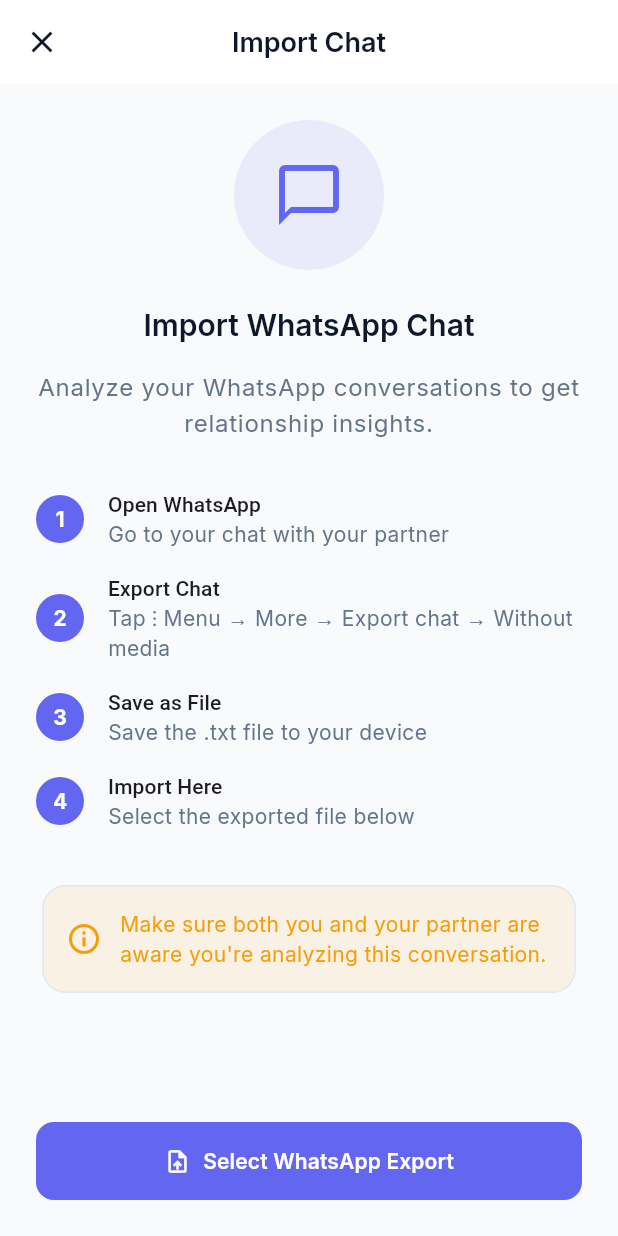
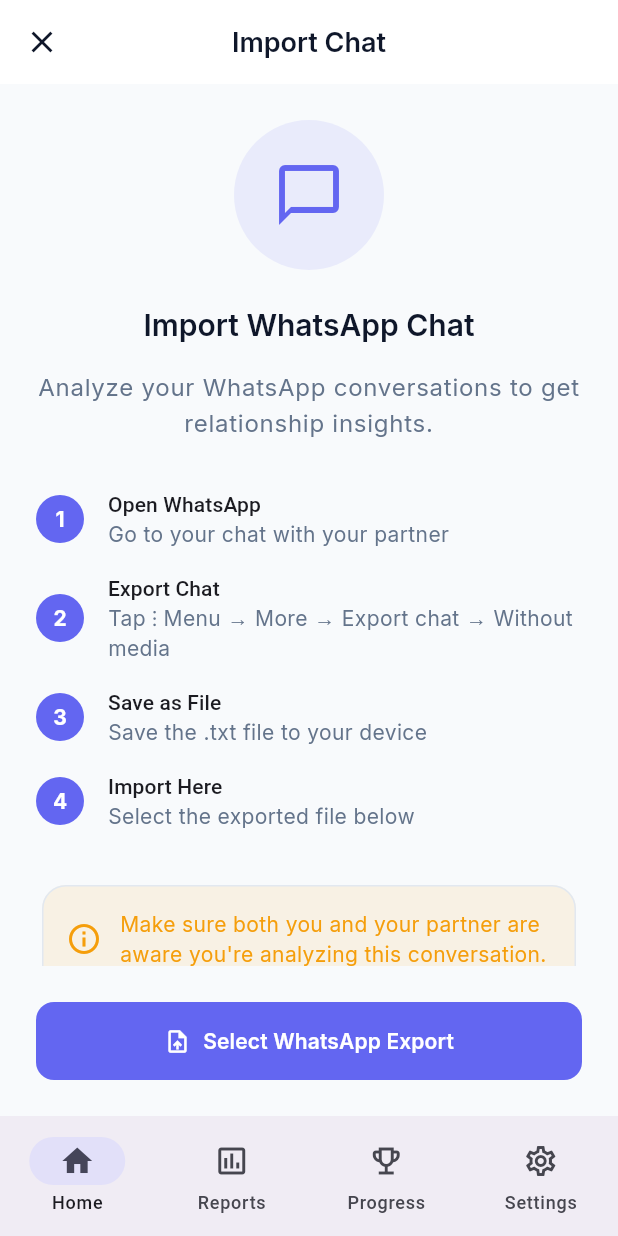
Before and after one commit to ItaloOlivier/relationship-ref, a Flutter app: the ChatImportScreen screen opened by its route, on a phone screen of 412 x 824 dp. Run offline on Flutter 3.47's test engine with Material 3 defaults, Android fonts, the phone set to English and light mode, and no system bars; our stand-ins replace dio, equatable, file_picker, flutter_dotenv, flutter_riverpod, flutter_secure_storage and 3 more; missing offline and left inert: record; accounts and stored records are empty; network calls fail.

Commit message:
Add persistent bottom navigation with 4 tabs
- Created AppNavigationShell component with NavigationBar
- Restructured GoRouter to use StatefulShellRoute with 4 branches:
  - Home (with nested session and import-chat routes)
  - History/Reports (with nested report detail)
  - Gamification/Progress
  - Settings
- Fixed design_tokens.dart missing Flutter import for Curves
- Bottom nav provides one-tap access to all major features
- Reduces navigation depth and improves discoverability

```diff
--- /dev/null
+++ b/apps/mobile/lib/core/navigation/app_navigation_shell.dart
@@ -0,0 +1,50 @@
+import 'package:flutter/material.dart';
+import 'package:go_router/go_router.dart';
+
+/// Bottom navigation shell that wraps the main app screens
+class AppNavigationShell extends StatelessWidget {
+  final StatefulNavigationShell navigationShell;
+
+  const AppNavigationShell({
+    super.key,
+    required this.navigationShell,
+  });
+
+  @override
+  Widget build(BuildContext context) {
+    return Scaffold(
+      body: navigationShell,
+      bottomNavigationBar: NavigationBar(
+        selectedIndex: navigationShell.currentIndex,
+        onDestinationSelected: (index) {
+          navigationShell.goBranch(
+            index,
+            initialLocation: index == navigationShell.currentIndex,
+          );
+        },
+        destinations: const [
+          NavigationDestination(
+            icon: Icon(Icons.home_outlined),
+            selectedIcon: Icon(Icons.home),
+            label: 'Home',
+          ),
+          NavigationDestination(
+            icon: Icon(Icons.assessment_outlined),
+            selectedIcon: Icon(Icons.assessment),
+            label: 'Reports',
+          ),
+          NavigationDestination(
+            icon: Icon(Icons.emoji_events_outlined),
+            selectedIcon: Icon(Icons.emoji_events),
+            label: 'Progress',
+          ),
+          NavigationDestination(
+            icon: Icon(Icons.settings_outlined),
+            selectedIcon: Icon(Icons.settings),
+            label: 'Settings',
+          ),
+        ],
+      ),
+    );
+  }
+}
--- a/apps/mobile/lib/core/theme/design_tokens.dart
+++ b/apps/mobile/lib/core/theme/design_tokens.dart
@@ -1,3 +1,5 @@
+import 'package:flutter/material.dart';
+
 /// Design tokens for consistent spacing, radius, and other design values
 /// across the Relationship Referee app.
 ///
```
Also changed, not shown: apps/mobile/lib/core/router/app_router.dart (+45 -12 lines).
